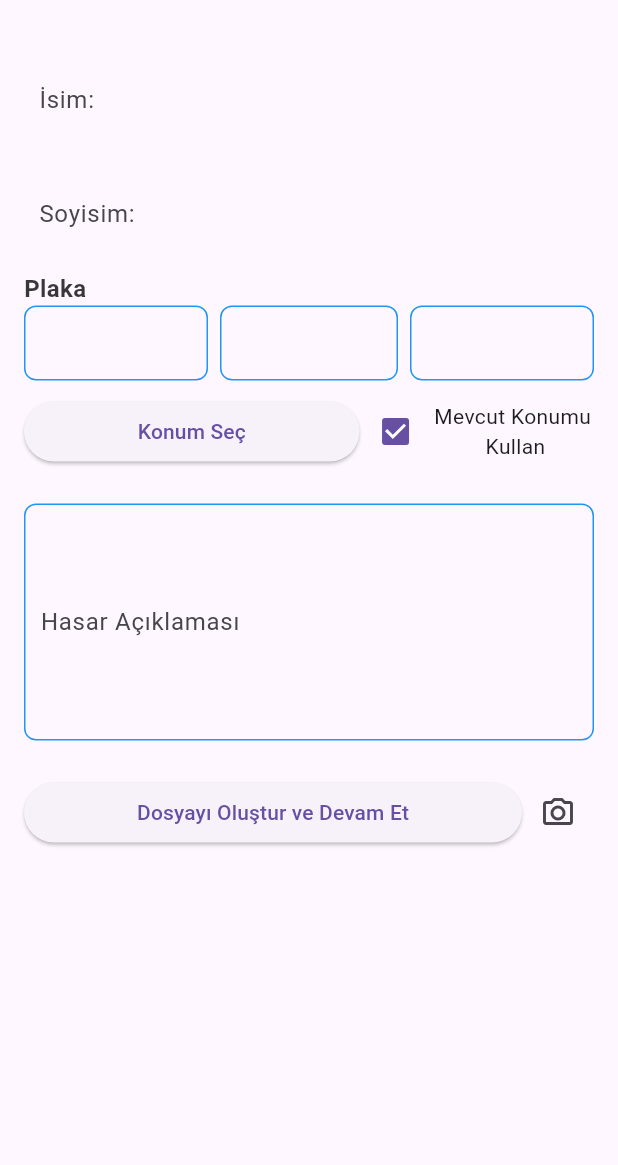
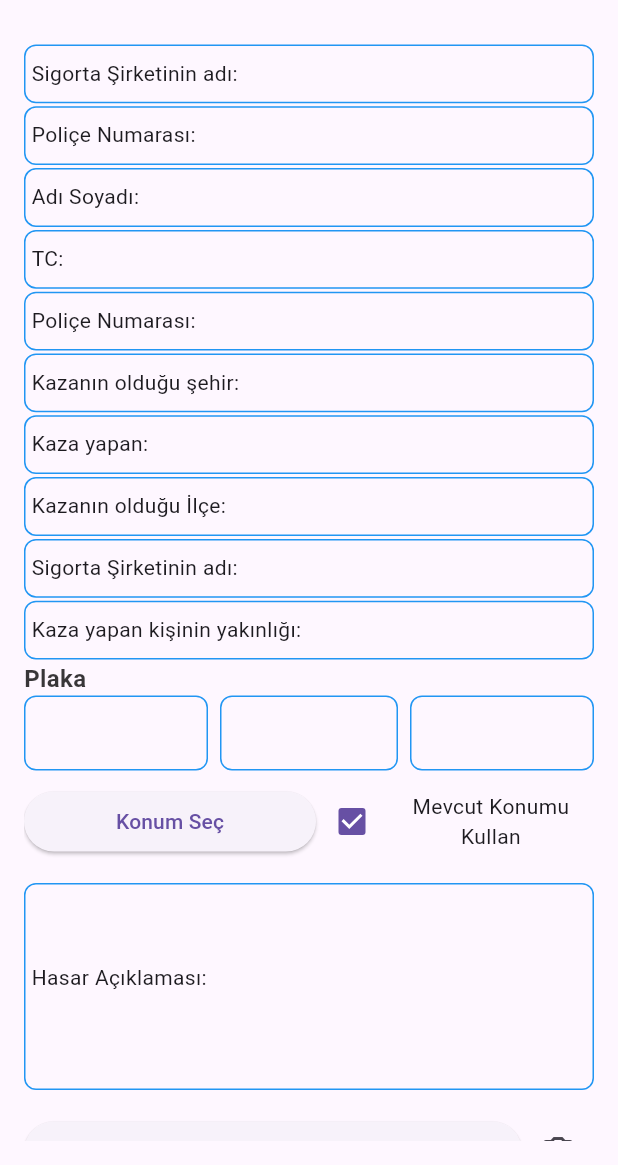
Before and after one commit to ozuakutku/AnadoluSigortaHackathon, a Flutter app: the AccidentDetailPage screen opened directly, on a phone screen of 412 x 824 dp, the part 71-1236 px from its top. Run offline on Flutter 3.47's test engine with Material 3 defaults, Android fonts, the light colour scheme and no system bars; our stand-ins replace geolocator, google_maps_flutter, image_picker.

Commit message:
16aralik

```diff
--- a/lib/pages/accident_datail_page.dart
+++ b/lib/pages/accident_datail_page.dart
@@ -3,6 +3,7 @@
 import 'package:image_picker/image_picker.dart';
 import 'package:sigortamcepte/constants/textstyle_consts.dart';
 import 'package:sigortamcepte/pages/after_save_file_page.dart';
+import 'package:sigortamcepte/pages/location_map_page.dart';
 import 'package:sigortamcepte/product/custom_appbar.dart';
 
 class AccidentDetailPage extends StatefulWidget {
@@ -42,15 +43,54 @@
         padding: const EdgeInsets.all(16.0),
         child: ListView(
           children: [
+            Container(
+              height: MediaQuery.of(context).size.height / 2,
+              child: Column(
+                crossAxisAlignment: CrossAxisAlignment.start,
+                children: [
                   customTextField(
                     controller: isimController,
-              hintText: "İsim:",
-              border: false,
+                    prefix: Text("Sigorta Şirketinin adı:"),
+                    enable: false,
                   ),
                   customTextField(
-              controller: soyisimController,
-              hintText: "Soyisim:",
-              border: false,
+                    controller: isimController,
+                    prefix: Text("Poliçe Numarası:"),
+                  ),
+                  customTextField(
+                    controller: isimController,
+                    prefix: Text("Adı Soyadı:"),
+                  ),
+                  customTextField(
+                    controller: isimController,
+                    prefix: Text("TC:"),
+                  ),
+                  customTextField(
+                    controller: isimController,
+                    prefix: Text("Poliçe Numarası:"),
+                  ),
+                  customTextField(
+                    controller: isimController,
+                    prefix: Text("Kazanın olduğu şehir:"),
+                  ),
+                  customTextField(
+                    controller: isimController,
+                    prefix: Text("Kaza yapan:"),
+                  ),
+                  customTextField(
+                    controller: isimController,
+                    prefix: Text("Kazanın olduğu İlçe:"),
+                  ),
+                  customTextField(
+                    controller: isimController,
+                    prefix: Text("Sigorta Şirketinin adı:"),
+                  ),
+                  customTextField(
+                    controller: isimController,
+                    prefix: Text("Kaza yapan kişinin yakınlığı:"),
+                  ),
+                ],
+              ),
             ),
             Text(
               "Plaka",
@@ -58,18 +98,15 @@
             ),
             Row(
               children: [
-                Expanded(
-                    child: customTextField(
+                customTextField(
                     padding: EdgeInsets.only(right: 4),
-                        controller: plaka1Controller)),
-                Expanded(
-                    child: customTextField(
+                    controller: plaka1Controller),
+                customTextField(
                     padding: EdgeInsets.symmetric(horizontal: 4),
-                        controller: plaka2Controller)),
-                Expanded(
-                    child: customTextField(
+                    controller: plaka2Controller),
+                customTextField(
                     padding: EdgeInsets.only(left: 4),
-                        controller: plaka3Controller)),
+                    controller: plaka3Controller),
               ],
             ),
             SizedBox(
@@ -100,11 +137,19 @@
                   child: Row(
                     children: [
                       Checkbox(
-                          value: mevcutKonumuKullan, onChanged: (value) {}),
-                      Text(
-                        "Mevcut Konumu \n Kullan",
+                          value: mevcutKonumuKullan,
+                          onChanged: (value) {
+                            setState(() {
+                              mevcutKonumuKullan = !mevcutKonumuKullan;
+                            });
+                          }),
+                      Container(
+                        width: MediaQuery.of(context).size.width / 3,
+                        child: Text(
+                          "Mevcut Konumu  Kullan",
                           textAlign: TextAlign.center,
                           maxLines: 2,
+                        ),
                       ),
                     ],
                   ),
@@ -114,7 +159,7 @@
             SizedBox(height: 16.0),
             customTextField(
               controller: aciklamaController,
-              hintText: "Hasar Açıklaması",
+              prefix: Text("Hasar Açıklaması:"),
               maxLines: 5,
             ),
             SizedBox(height: 16.0),
@@ -162,7 +207,7 @@
     final String? selectedLocation = await Navigator.push(
       context,
       MaterialPageRoute(
-        builder: (context) => accMapPage(),
+        builder: (context) => LocationMapPage(),
       ),
     );
 
@@ -186,7 +231,9 @@
   bool border;
   EdgeInsetsGeometry? padding;
   String? hintText;
-  int? maxLines;
+  int maxLines;
+  Widget? prefix;
+  bool? enable;
   final TextEditingController controller;
   customTextField({
     super.key,
@@ -195,85 +242,36 @@
     this.maxLines = 1,
     this.border = true,
     this.padding,
+    this.prefix,
+    this.enable,
   });
 
   @override
   Widget build(BuildContext context) {
-    print("durum ");
-    return Container(
-      margin: padding ?? EdgeInsets.symmetric(vertical: 8.0),
+    return Expanded(
+      child: Padding(
+        padding: padding ?? EdgeInsets.symmetric(vertical: 1.0),
+        child: Container(
           decoration: BoxDecoration(
             borderRadius: BorderRadius.circular(8.0),
             border: border == true ? Border.all(color: Colors.blue) : null,
           ),
           child: TextField(
+            enabled: enable,
             controller: controller,
-        maxLines: this.maxLines,
+            maxLines: maxLines,
             decoration: InputDecoration(
+              prefixIcon: Padding(
+                padding:
+                    const EdgeInsets.symmetric(vertical: 8.0, horizontal: 4.0),
+                child: prefix,
+              ),
               labelText: hintText,
               border: InputBorder.none,
-          contentPadding: EdgeInsets.all(10.0),
+            ),
+          ),
         ),
       ),
     );
   }
 }
-
-class accMapPage extends StatefulWidget {
-  @override
-  _accMapPageState createState() => _accMapPageState();
-}
-
-class _accMapPageState extends State<accMapPage> {
-  late GoogleMapController mapController;
-  LatLng? selectedLatLng;
-  Set<Marker> markers = {};
-
-  @override
-  Widget build(BuildContext context) {
-    return Scaffold(
-      appBar: AppBar(
-        title: Text('Konum Seç'),
-      ),
-      body: GoogleMap(
-        onMapCreated: (controller) {
-          setState(() {
-            mapController = controller;
-          });
-        },
-        initialCameraPosition: CameraPosition(
-          target: LatLng(0.0, 0.0),
-          zoom: 2,
-        ),
-        markers: markers,
-        onTap: (latLng) {
-          setState(() {
-            selectedLatLng = latLng;
-            markers.clear();
-            markers.add(
-              Marker(
-                markerId: MarkerId('selectedLocation'),
-                position: selectedLatLng!,
-                infoWindow: InfoWindow(
-                  title: 'Seçilen Konum',
-                ),
-              ),
-            );
-          });
-        },
-      ),
-      floatingActionButton: FloatingActionButton(
-        onPressed: () {
-          // Konumu seç ve kapat
-          if (selectedLatLng != null) {
-            Navigator.pop(
-              context,
-              '(${selectedLatLng!.latitude}, ${selectedLatLng!.longitude})',
-            );
-          }
-        },
-        child: Icon(Icons.check),
-      ),
-    );
-  }
-}
```
Also changed, not shown: lib/pages/location_map_page.dart (added, +108 -0 lines). Lines whose indentation alone changed are shown as unchanged.
